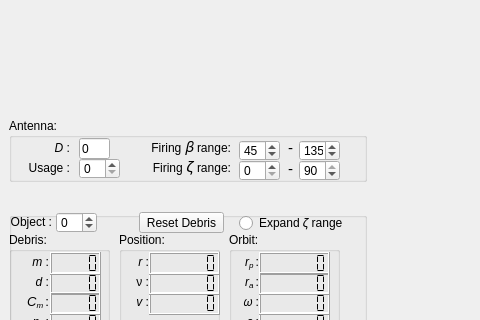
The window that LODR3/Subsystems/ui_Files/GUI.ui (kajsaER/LODR) describes before a commit, drawn with Qt 5; both pictures show x 0 to 480 and y 195 to 515 of the 780 by 626 pixel window.
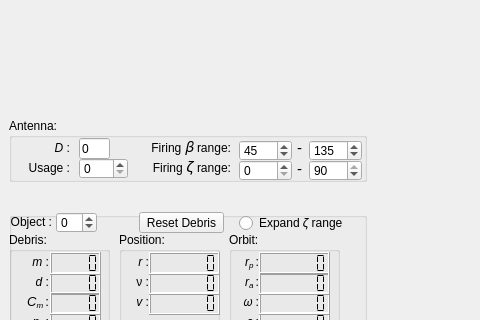
The same window after the commit.

The edit to the form file:
```diff
--- a/LODR3/Subsystems/ui_Files/GUI.ui
+++ b/LODR3/Subsystems/ui_Files/GUI.ui
@@ -669,7 +669,7 @@
         <rect>
          <x>70</x>
          <y>40</y>
-         <width>41</width>
+         <width>49</width>
          <height>21</height>
         </rect>
        </property>
@@ -727,7 +727,7 @@
         <rect>
          <x>230</x>
          <y>22</y>
-         <width>41</width>
+         <width>53</width>
          <height>21</height>
         </rect>
        </property>
@@ -750,9 +750,9 @@
       <widget class="QSpinBox" name="beta_max">
        <property name="geometry">
         <rect>
-         <x>290</x>
+         <x>300</x>
          <y>22</y>
-         <width>41</width>
+         <width>53</width>
          <height>21</height>
         </rect>
        </property>
@@ -772,7 +772,7 @@
       <widget class="QLabel" name="label">
        <property name="geometry">
         <rect>
-         <x>279</x>
+         <x>288</x>
          <y>21</y>
          <width>7</width>
          <height>17</height>
@@ -785,12 +785,24 @@
       <widget class="QSpinBox" name="zeta_max">
        <property name="geometry">
         <rect>
-         <x>290</x>
+         <x>300</x>
          <y>42</y>
-         <width>41</width>
+         <width>53</width>
          <height>21</height>
         </rect>
        </property>
+       <property name="sizePolicy">
+        <sizepolicy hsizetype="Minimum" vsizetype="Fixed">
+         <horstretch>0</horstretch>
+         <verstretch>0</verstretch>
+        </sizepolicy>
+       </property>
+       <property name="maximumSize">
+        <size>
+         <width>16777215</width>
+         <height>16777215</height>
+        </size>
+       </property>
        <property name="wrapping">
         <bool>false</bool>
        </property>
@@ -807,7 +819,7 @@
       <widget class="QLabel" name="label_2">
        <property name="geometry">
         <rect>
-         <x>279</x>
+         <x>288</x>
          <y>42</y>
          <width>7</width>
          <height>17</height>
@@ -822,7 +834,7 @@
         <rect>
          <x>230</x>
          <y>42</y>
-         <width>41</width>
+         <width>53</width>
          <height>21</height>
         </rect>
        </property>
```
Left out of the diff: 2 changed lines with no effect on the pictures.
